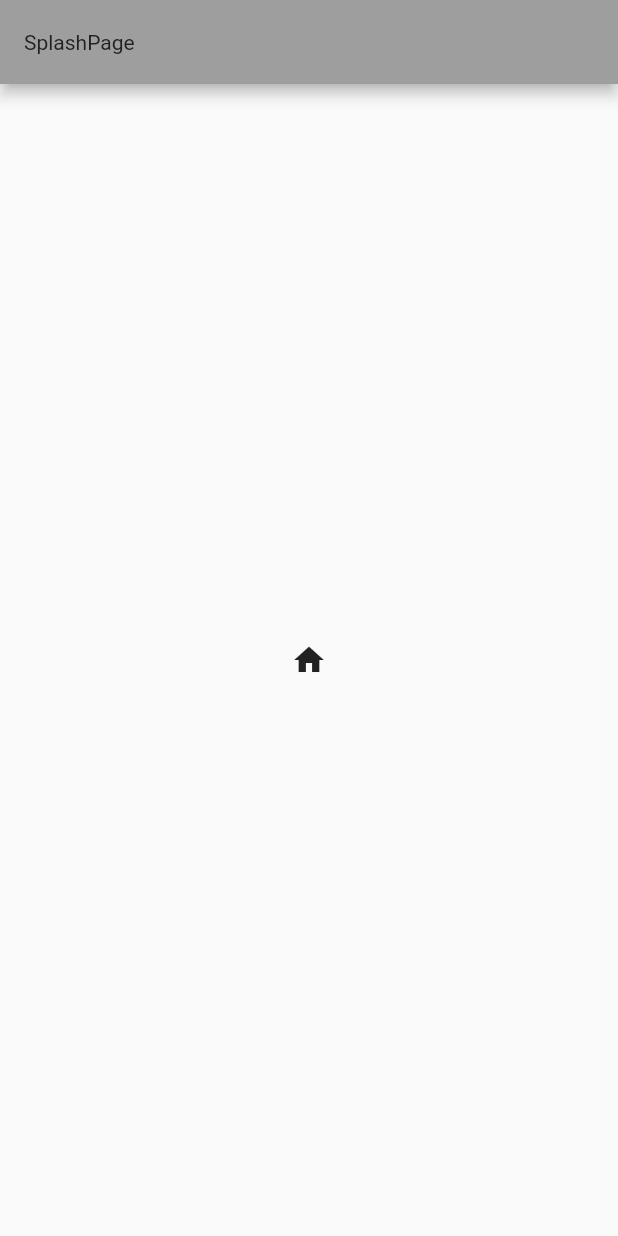
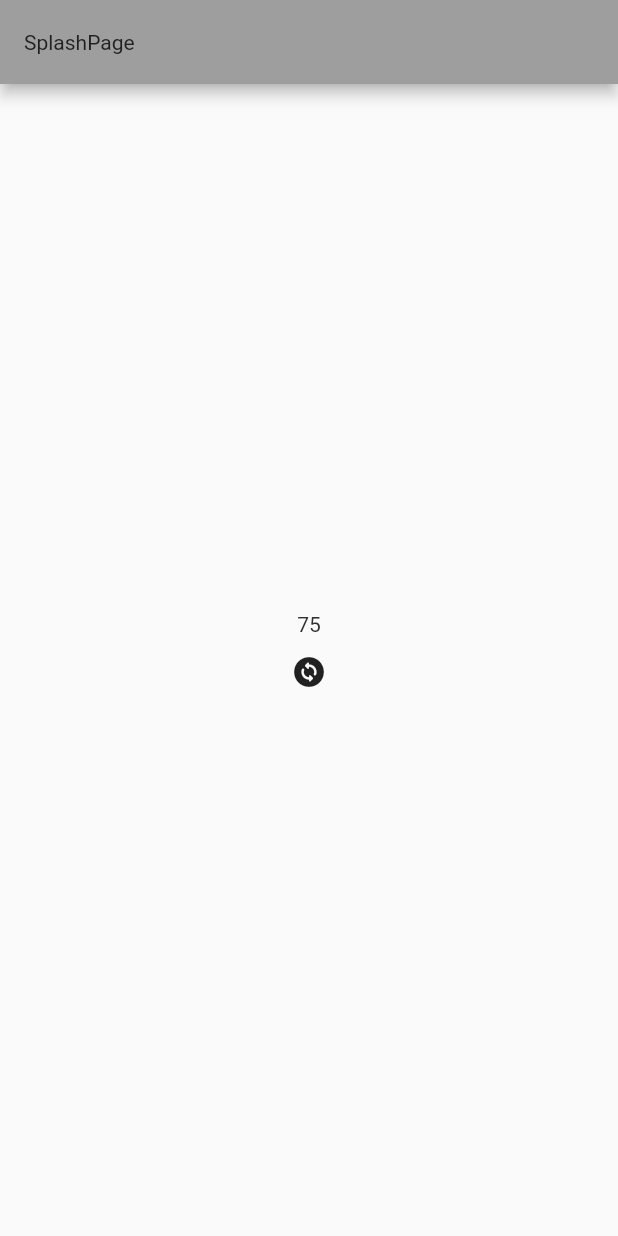
Before and after one commit to MobashyerHossain/flutter_getx, a Flutter app: the screen it shows after launch, on a phone screen of 412 x 824 dp. Run offline on Flutter 3.47's test engine with Material 2 defaults, Android fonts, the light colour scheme and no system bars; our stand-ins replace get.

Commit message:
splash controller random generator

```diff
--- a/lib/app/modules/splash/spash_page.dart
+++ b/lib/app/modules/splash/spash_page.dart
@@ -10,8 +10,7 @@ class SplashPage extends GetView<SplashController> {
       body: Container(
         child: GetBuilder<SplashController>(
           init: SplashController(),
-          builder: (_) {
-            return Container(
+          builder: (_) => Container(
             child: Center(
               child: Column(
                 mainAxisAlignment: MainAxisAlignment.center,
@@ -19,18 +18,15 @@ class SplashPage extends GetView<SplashController> {
                   // CircularProgressIndicator(
                   //   color: Colors.grey,
                   // ),
+                  Text(_.randInt.string),
                   IconButton(
-                      onPressed: () => Get.toNamed(
-                        '/home',
-                        arguments: 'dgdf',
-                      ),
-                      icon: Icon(Icons.home),
+                    onPressed: () => _.changeInt(),
+                    icon: Icon(Icons.change_circle_rounded),
                   ),
                 ],
               ),
             ),
-            );
-          },
+          ),
         ),
       ),
     );
--- a/lib/app/modules/splash/splash_controller.dart
+++ b/lib/app/modules/splash/splash_controller.dart
@@ -1,3 +1,12 @@
+import 'dart:math';
+
 import 'package:get/get.dart';
 
-class SplashController extends GetxController {}
+class SplashController extends GetxController {
+  var randInt = '75'.obs;
+  changeInt() {
+    this.randInt = Random().nextInt(100).toString().obs;
+    print(randInt);
+    update();
+  }
+}
--- a/lib/main.dart
+++ b/lib/main.dart
@@ -13,10 +13,10 @@ class MyApp extends StatelessWidget {
   Widget build(BuildContext context) {
     return GetMaterialApp(
       debugShowCheckedModeBanner: false,
-      initialRoute: '/',
       theme: MyAppTheme().lightTheme,
       darkTheme: MyAppTheme().darkTheme,
       defaultTransition: Transition.fade,
+      initialRoute: '/',
       getPages: AppPages.pages,
       home: SplashPage(),
     );
```
Lines whose indentation alone changed are shown as unchanged.
